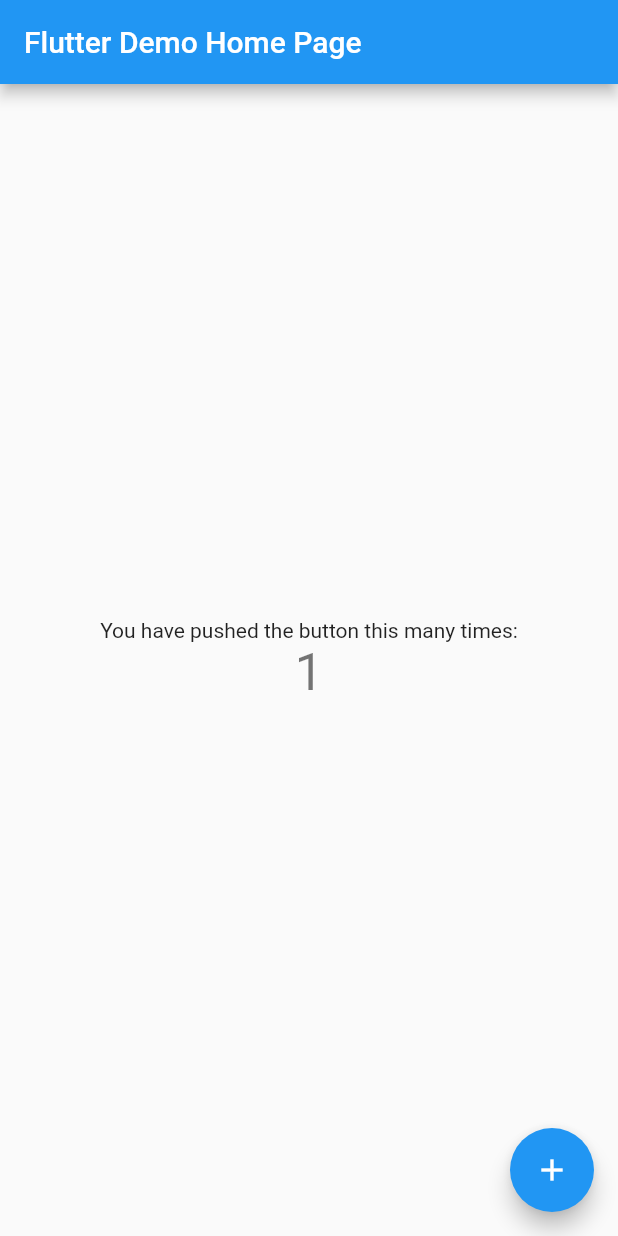
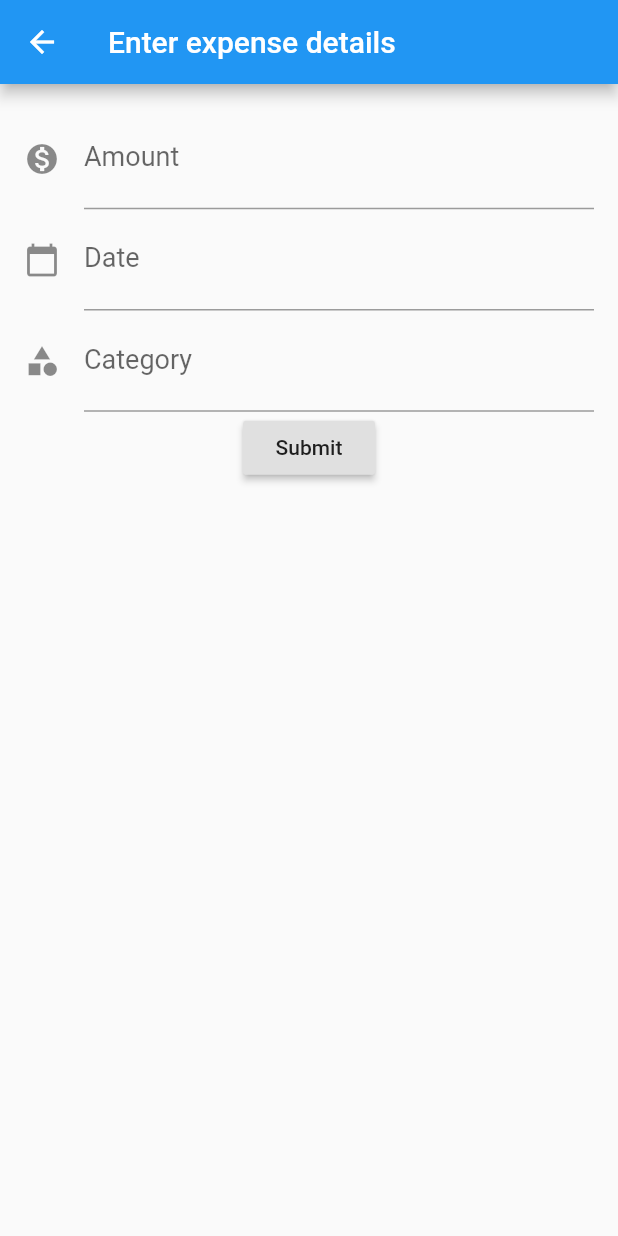
Before and after one commit to evansmwenda/ExpenseCalculator, a Flutter app: the screen it shows after launch, after a tap on the "add" icon, on a phone screen of 412 x 824 dp. Run offline on Flutter 3.47's test engine with Material 2 defaults, Android fonts, the phone set to English and light mode, and no system bars; our stand-ins replace sqflite; accounts and stored records are empty.

Commit message:
debug the expenses bug

```diff
--- /dev/null
+++ b/lib/database.dart
@@ -0,0 +1,108 @@
+import 'dart:async';
+import 'dart:io';
+import 'package:path/path.dart';
+import 'package:path_provider/path_provider.dart';
+import 'package:sqflite/sqflite.dart';
+import 'Expense.dart';
+
+class SQLiteDbProvider {
+  SQLiteDbProvider._();
+  static final SQLiteDbProvider db = SQLiteDbProvider._();
+
+  static Database _database; Future<Database> get database async {
+    if (_database != null)
+      return _database;
+    _database = await initDB();
+    return _database;
+  }
+  initDB() async {
+    Directory documentsDirectory = await getApplicationDocumentsDirectory();
+    String path = join(documentsDirectory.path, "ExpenseDB2.db");
+    return await openDatabase(
+        path, version: 1, onOpen:(db){}, onCreate: (Database db, int version) async {
+      await db.execute("CREATE TABLE Expense (""id INTEGER PRIMARY KEY," "amount REAL," "date TEXT," "category TEXT"")");
+      await db.execute("INSERT INTO Expense ('id', 'amount', 'date', 'category')values (?, ?, ?, ?)",[1, 1000, '2019-04-01 10:00:00', "Food"]);
+      /*await db.execute(
+               "INSERT INTO Product ('id', 'name', 'description', 'price', 'image')
+               values (?, ?, ?, ?, ?)", [
+                  2, "Pixel", "Pixel is the most feature phone ever", 800, "pixel.png"
+               ]
+            );
+            await db.execute(
+               "INSERT INTO Product ('id', 'name', 'description', 'price', 'image')
+               values (?, ?, ?, ?, ?)", [
+                  3, "Laptop", "Laptop is most productive development tool", 2000, "laptop.png"
+               ]
+            );
+            await db.execute(
+               "INSERT INTO Product ('id', 'name', 'description', 'price', 'image')
+               values (?, ?, ?, ?, ?)", [
+                  4, "Tablet", "Laptop is most productive development tool", 1500, "tablet.png"
+               ]
+            );
+            await db.execute(
+               "INSERT INTO Product ('id', 'name', 'description', 'price', 'image')
+               values (?, ?, ?, ?, ?)", [
+                  5, "Pendrive", "iPhone is the stylist phone ever", 100, "pendrive.png"
+               ]
+            );
+            await db.execute(
+               "INSERT INTO Product ('id', 'name', 'description', 'price', 'image')
+               values (?, ?, ?, ?, ?)", [
+                  6, "Floppy Drive", "iPhone is the stylist phone ever", 20, "floppy.png"
+               ]
+            ); */
+    }
+    );
+  }
+  Future<List<Expense>> getAllExpenses() async {
+    final db = await database;
+    List<Map>
+    results = await db.query(
+        "Expense", columns: Expense.columns, orderBy: "date DESC"
+    );
+    List<Expense> expenses = new List();
+    results.forEach((result) {
+      Expense expense = Expense.fromMap(result);
+      expenses.add(expense);
+    });
+    return expenses;
+  }
+  Future<Expense> getExpenseById(int id) async {
+    final db = await database;
+    var result = await db.query("Expense", where: "id = ", whereArgs: [id]);
+    return result.isNotEmpty ? Expense.fromMap(result.first) : Null;
+  }
+  Future<double> getTotalExpense() async {
+    final db = await database;
+    List<Map> list = await db.rawQuery(
+        "Select SUM(amount) as amount from expense"
+    );
+    return list.isNotEmpty ? list[0]["amount"] : Null;
+  }
+  Future<Expense> insert(Expense expense) async {
+    final db = await database;
+    var maxIdResult = await db.rawQuery(
+        "SELECT MAX(id)+1 as last_inserted_id FROM Expense"
+    );
+    var id = maxIdResult.first["last_inserted_id"];
+    var result = await db.rawInsert(
+        "INSERT Into Expense (id, amount, date, category)"
+            " VALUES (?, ?, ?, ?)", [
+      id, expense.amount, expense.date.toString(), expense.category
+    ]
+    );
+    return Expense(id, expense.amount, expense.date, expense.category);
+  }
+  update(Expense product) async {
+    final db = await database;
+    var result = await db.update(
+        "Expense", product.toMap(), where: "id = ?", whereArgs: [product.id]
+    );
+    return result;
+  }
+  delete(int id) async {
+    final db = await database;
+    db.delete("Expense", where: "id = ?", whereArgs: [id]);
+  }
+}
--- /dev/null
+++ b/lib/expense.dart
@@ -0,0 +1,27 @@
+import 'package:intl/intl.dart';
+
+class Expense {
+  final int id;
+  final double amount;
+  final DateTime date;
+  final String category;
+  String get formattedDate {
+    var formatter = new DateFormat('yyyy-MM-dd');
+    return formatter.format(this.date);
+  }
+  static final columns = ['id', 'amount', 'date', 'category'];
+  Expense(this.id, this.amount, this.date, this.category);
+  factory Expense.fromMap(Map<String, dynamic> data) {
+    return Expense(
+        data['id'],
+        data['amount'],
+        DateTime.parse(data['date']), data['category']
+    );
+  }
+  Map<String, dynamic> toMap() => {
+    "id" : id,
+    "amount" : amount,
+    "date" : date.toString(),
+    "category" : category,
+  };
+}
--- /dev/null
+++ b/lib/expenselistmodel.dart
@@ -0,0 +1,71 @@
+import 'dart:collection';
+import 'package:scoped_model/scoped_model.dart';
+import 'Expense.dart';
+import 'Database.dart';
+
+class ExpenseListModel extends Model {
+  ExpenseListModel() {
+    this.load();
+  }
+  final List<Expense> _items = [];
+  UnmodifiableListView<Expense> get items =>
+      UnmodifiableListView(_items);
+
+  /*Future<double> get totalExpense {
+      return SQLiteDbProvider.db.getTotalExpense();
+   }*/
+
+  double get totalExpense {
+    double amount = 0.0;
+    for(var i = 0; i < _items.length; i++) {
+      amount = amount + _items[i].amount;
+    }
+    return amount;
+  }
+  void load() {
+    Future<List<Expense>> list = SQLiteDbProvider.db.getAllExpenses();
+    list.then( (dbItems) {
+      for(var i = 0; i < dbItems.length; i++) {
+        _items.add(dbItems[i]);
+      }
+      notifyListeners();
+    });
+  }
+  Expense byId(int id) {
+    for(var i = 0; i < _items.length; i++) {
+      if(_items[i].id == id) {
+        return _items[i];
+      }
+    }
+    return null;
+  }
+  void add(Expense item) {
+    SQLiteDbProvider.db.insert(item).then((val) {
+      _items.add(val);
+      notifyListeners();
+    });
+  }
+  void update(Expense item) {
+    bool found = false;
+    for(var i = 0; i < _items.length; i++) {
+      if(_items[i].id == item.id) {
+        _items[i] = item;
+        found = true;
+        SQLiteDbProvider.db.update(item);
+        break;
+      }
+    }
+    if(found) notifyListeners();
+  }
+  void delete(Expense item) {
+    bool found = false;
+    for(var i = 0; i < _items.length; i++) {
+      if(_items[i].id == item.id) {
+        found = true;
+        SQLiteDbProvider.db.delete(item.id);
+        _items.removeAt(i); break;
+      }
+    }
+    if(found) notifyListeners();
+  }
+}
--- /dev/null
+++ b/lib/formpage.dart
@@ -0,0 +1,103 @@
+import 'package:expenser/expenselistmodel.dart';
+import 'package:flutter/material.dart';
+
+import 'expense.dart';
+
+class FormPage extends StatefulWidget {
+  FormPage({Key key, this.id, this.expenses}) : super(key: key);
+  final int id;
+  final ExpenseListModel expenses;
+
+  @override _FormPageState createState() => _FormPageState(id: id, expenses: expenses);
+}
+class _FormPageState extends State<FormPage> {
+  _FormPageState({Key key, this.id, this.expenses});
+
+  final int id;
+  final ExpenseListModel expenses;
+  final scaffoldKey = GlobalKey<ScaffoldState>();
+  final formKey = GlobalKey<FormState>();
+
+  double _amount;
+  DateTime _date;
+  String _category;
+
+  void _submit() {
+    final form = formKey.currentState;
+    if (form.validate()) {
+      form.save();
+      if (this.id == 0) expenses.add(Expense(0, _amount, _date, _category));
+      else expenses.update(Expense(this.id, _amount, _date, _category));
+      Navigator.pop(context);
+    }
+  }
+  @override
+  Widget build(BuildContext context) {
+    return Scaffold(
+      key: scaffoldKey, appBar: AppBar(
+      title: Text('Enter expense details'),
+    ),
+      body: Padding(
+        padding: const EdgeInsets.all(16.0),
+        child: Form(
+          key: formKey, child: Column(
+          children: [
+            TextFormField(
+              style: TextStyle(fontSize: 22),
+              decoration: const InputDecoration(
+                  icon: const Icon(Icons.monetization_on),
+                  labelText: 'Amount',
+                  labelStyle: TextStyle(fontSize: 18)
+              ),
+              validator: (val) {
+                Pattern pattern = r'^[1-9]\d*(\.\d+)?$';
+                RegExp regex = new RegExp(pattern);
+                if (!regex.hasMatch(val))
+                  return 'Enter a valid number'; else return null;
+              },
+              initialValue: id == 0
+                  ? '' : expenses.byId(id).amount.toString(),
+              onSaved: (val) => _amount = double.parse(val),
+            ),
+            TextFormField(
+              style: TextStyle(fontSize: 22),
+              decoration: const InputDecoration(
+                icon: const Icon(Icons.calendar_today),
+                hintText: 'Enter date',
+                labelText: 'Date',
+                labelStyle: TextStyle(fontSize: 18),
+              ),
+              validator: (val) {
+                Pattern pattern = r'^((?:19|20)\d\d)[- /.](0[1-9]|1[012])[- /.](0[1-9]|[12][0-9]|3[01])$';
+                RegExp regex = new RegExp(pattern);
+                if (!regex.hasMatch(val))
+                return 'Enter a valid date';
+                else return null;
+              },
+              onSaved: (val) => _date = DateTime.parse(val),
+              initialValue: id == 0
+                  ? '' : expenses.byId(id).formattedDate,
+              keyboardType: TextInputType.datetime,
+            ),
+            TextFormField(
+              style: TextStyle(fontSize: 22),
+              decoration: const InputDecoration(
+                  icon: const Icon(Icons.category),
+                  labelText: 'Category',
+                  labelStyle: TextStyle(fontSize: 18)
+              ),
+              onSaved: (val) => _category = val,
+              initialValue: id == 0 ? ''
+                  : expenses.byId(id).category.toString(),
+            ),
+            RaisedButton(
+              onPressed: _submit,
+              child: new Text('Submit'),
+            ),
+          ],
+        ),
+        ),
+      ),
+    );
+  }
+}
--- /dev/null
+++ b/lib/homepage.dart
@@ -0,0 +1,90 @@
+import 'package:expenser/expenselistmodel.dart';
+import 'package:expenser/formpage.dart';
+import 'package:flutter/material.dart';
+import 'package:scoped_model/scoped_model.dart';
+
+class HomePage extends StatelessWidget {
+  HomePage({Key key, this.title}) : super(key: key);
+  final String title;
+  @override
+  Widget build(BuildContext context) {
+    return Scaffold(
+        appBar: AppBar(
+          title: Text(this.title),
+        ),
+        body: ScopedModelDescendant<ExpenseListModel>(
+          builder: (context, child, expenses) {
+            return ListView.separated(
+              itemCount: expenses.items == null ? 1
+                  : expenses.items.length + 1,
+              itemBuilder: (context, index) {
+                if (index == 0) {
+                  return ListTile(
+                      title: Text("Total expenses: "
+                          + expenses.totalExpense.toString(),
+                        style: TextStyle(fontSize: 24,
+                            fontWeight: FontWeight.bold),)
+                  );
+                } else {
+                  index = index - 1;
+                  return Dismissible(
+                      key: Key(expenses.items[index].id.toString()),
+                      onDismissed: (direction) {
+                        expenses.delete(expenses.items[index]);
+                        Scaffold.of(context).showSnackBar(
+                            SnackBar(
+                                content: Text(
+                                    "Item with id, "
+                                        + expenses.items[index].id.toString() +
+                                        " is dismissed"
+                                )
+                            )
+                        );
+                      },
+                      child: ListTile( onTap: () {
+                        Navigator.push(
+                            context, MaterialPageRoute(
+                            builder: (context) => FormPage(
+                              id: expenses.items[index].id,
+                              expenses: expenses,
+                            )
+                        )
+                        );
+                      },
+                          leading: Icon(Icons.monetization_on),
+                          trailing: Icon(Icons.keyboard_arrow_right),
+                          title: Text(expenses.items[index].category + ": " +
+                              expenses.items[index].amount.toString() +
+                              " \nspent on " + expenses.items[index].formattedDate,
+                            style: TextStyle(fontSize: 18, fontStyle: FontStyle.italic),))
+                  );
+                }
+              },
+              separatorBuilder: (context, index) {
+                return Divider();
+              },
+            );
+          },
+        ),
+        floatingActionButton: ScopedModelDescendant<ExpenseListModel>(
+            builder: (context, child, expenses) {
+              return FloatingActionButton( onPressed: () {
+                Navigator.push(
+                    context, MaterialPageRoute(
+                    builder: (context) => ScopedModelDescendant<ExpenseListModel>(
+                        builder: (context, child, expenses) {
+                          return FormPage( id: 0, expenses: expenses, );
+                        }
+                    )
+                )
+                );
+                // expenses.add(new Expense(
+                // 2, 1000, DateTime.parse('2019-04-01 11:00:00'), 'Food')
+                // print(expenses.items.length);
+              },
+                tooltip: 'Increment', child: Icon(Icons.add), );
+            }
+        )
+    );
+  }
+}
--- a/lib/main.dart
+++ b/lib/main.dart
@@ -1,7 +1,15 @@
+import 'package:expenser/expenselistmodel.dart';
+import 'package:expenser/homepage.dart';
 import 'package:flutter/material.dart';
+import 'package:scoped_model/scoped_model.dart';
+import 'ExpenseListModel.dart';
+import 'Expense.dart';
 
 void main() {
-  runApp(MyApp());
+  final expenses = ExpenseListModel();
+  runApp(
+      ScopedModel<ExpenseListModel>(model: expenses, child: MyApp(),)
+  );
 }
 
 class MyApp extends StatelessWidget {
@@ -9,109 +17,11 @@ class MyApp extends StatelessWidget {
   @override
   Widget build(BuildContext context) {
     return MaterialApp(
-      title: 'Flutter Demo',
+      title: 'Expense',
       theme: ThemeData(
-        // This is the theme of your application.
-        //
-        // Try running your application with "flutter run". You'll see the
-        // application has a blue toolbar. Then, without quitting the app, try
-        // changing the primarySwatch below to Colors.green and then invoke
-        // "hot reload" (press "r" in the console where you ran "flutter run",
-        // or simply save your changes to "hot reload" in a Flutter IDE).
-        // Notice that the counter didn't reset back to zero; the application
-        // is not restarted.
         primarySwatch: Colors.blue,
-        // This makes the visual density adapt to the platform that you run
-        // the app on. For desktop platforms, the controls will be smaller and
-        // closer together (more dense) than on mobile platforms.
-        visualDensity: VisualDensity.adaptivePlatformDensity,
       ),
-      home: MyHomePage(title: 'Flutter Demo Home Page'),
+      home: HomePage(title: 'Expense calculator'),
     );
   }
 }
-
-class MyHomePage extends StatefulWidget {
-  MyHomePage({Key key, this.title}) : super(key: key);
-
-  // This widget is the home page of your application. It is stateful, meaning
-  // that it has a State object (defined below) that contains fields that affect
-  // how it looks.
-
-  // This class is the configuration for the state. It holds the values (in this
-  // case the title) provided by the parent (in this case the App widget) and
-  // used by the build method of the State. Fields in a Widget subclass are
-  // always marked "final".
-
-  final String title;
-
-  @override
-  _MyHomePageState createState() => _MyHomePageState();
-}
-
-class _MyHomePageState extends State<MyHomePage> {
-  int _counter = 0;
-
-  void _incrementCounter() {
-    setState(() {
-      // This call to setState tells the Flutter framework that something has
-      // changed in this State, which causes it to rerun the build method below
-      // so that the display can reflect the updated values. If we changed
-      // _counter without calling setState(), then the build method would not be
-      // called again, and so nothing would appear to happen.
-      _counter++;
-    });
-  }
-
-  @override
-  Widget build(BuildContext context) {
-    // This method is rerun every time setState is called, for instance as done
-    // by the _incrementCounter method above.
-    //
-    // The Flutter framework has been optimized to make rerunning build methods
-    // fast, so that you can just rebuild anything that needs updating rather
-    // than having to individually change instances of widgets.
-    return Scaffold(
-      appBar: AppBar(
-        // Here we take the value from the MyHomePage object that was created by
-        // the App.build method, and use it to set our appbar title.
-        title: Text(widget.title),
-      ),
-      body: Center(
-        // Center is a layout widget. It takes a single child and positions it
-        // in the middle of the parent.
-        child: Column(
-          // Column is also a layout widget. It takes a list of children and
-          // arranges them vertically. By default, it sizes itself to fit its
-          // children horizontally, and tries to be as tall as its parent.
-          //
-          // Invoke "debug painting" (press "p" in the console, choose the
-          // "Toggle Debug Paint" action from the Flutter Inspector in Android
-          // Studio, or the "Toggle Debug Paint" command in Visual Studio Code)
-          // to see the wireframe for each widget.
-          //
-          // Column has various properties to control how it sizes itself and
-          // how it positions its children. Here we use mainAxisAlignment to
-          // center the children vertically; the main axis here is the vertical
-          // axis because Columns are vertical (the cross axis would be
-          // horizontal).
-          mainAxisAlignment: MainAxisAlignment.center,
-          children: <Widget>[
-            Text(
-              'You have pushed the button this many times:',
-            ),
-            Text(
-              '$_counter',
-              style: Theme.of(context).textTheme.headline4,
-            ),
-          ],
-        ),
-      ),
-      floatingActionButton: FloatingActionButton(
-        onPressed: _incrementCounter,
-        tooltip: 'Increment',
-        child: Icon(Icons.add),
-      ), // This trailing comma makes auto-formatting nicer for build methods.
-    );
-  }
-}
--- a/pubspec.yaml
+++ b/pubspec.yaml
@@ -23,6 +23,10 @@ environment:
 dependencies:
   flutter:
     sdk: flutter
+  sqflite: ^1.1.0
+  path_provider: ^0.5.0+1
+  scoped_model: ^1.0.1
+  intl: any
 
 
   # The following adds the Cupertino Icons font to your application.
```
Also changed, not shown: pubspec.lock, 3 other files.
